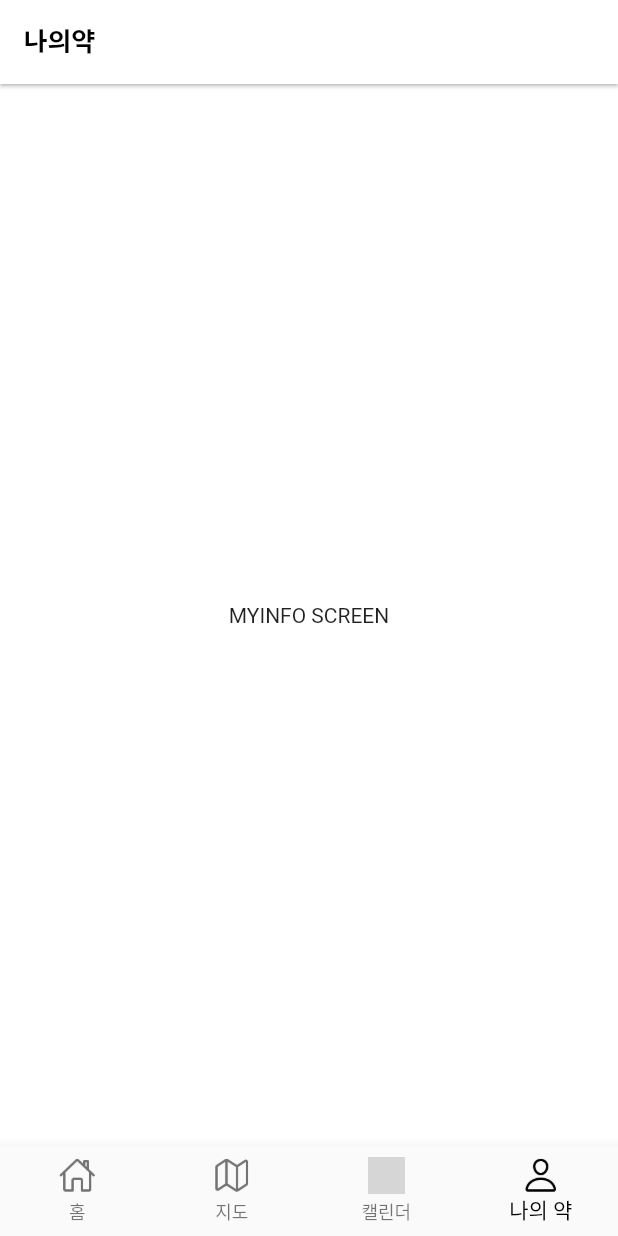
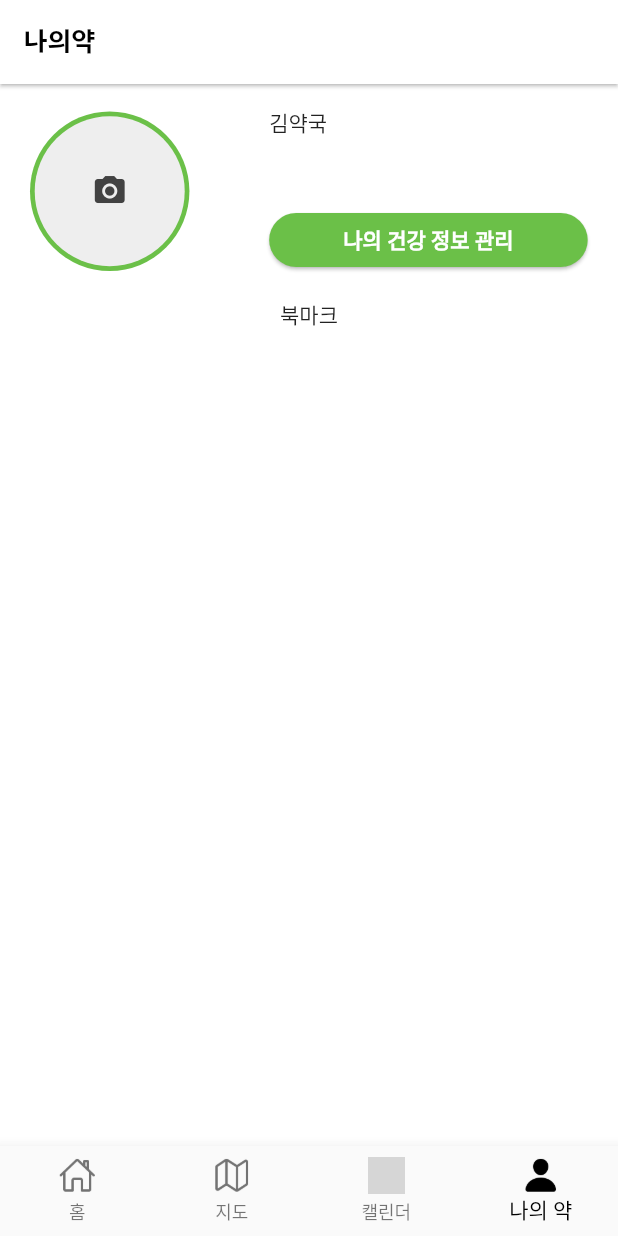
Before and after one commit to Dongguk-Univ-Drugs/pillology, a Flutter app: the screen it shows after launch, item 4 of the bottom bar chosen, on a phone screen of 412 x 824 dp. Run offline on Flutter 3.47's test engine with Material 2 defaults, Android fonts, the phone set to English and light mode, and no system bars; our stand-ins replace camera, dotted_border, flutter_datetime_picker, flutter_switch, image_picker, table_calendar; missing offline and left inert: flutter_barcode_scanner, imagebutton; statements that could not run were skipped; grey boxes are pictures that could not be loaded.

Commit message:
personal info page

```diff
--- a/pill/lib/components/body/personal/personal_main.dart
+++ b/pill/lib/components/body/personal/personal_main.dart
@@ -0,0 +1,246 @@
+import 'dart:io';
+
+import 'package:flutter/material.dart';
+import 'package:image_picker/image_picker.dart';
+import 'package:pill/components/body/personal/personal_health_info.dart';
+import 'package:pill/utility/box_decoration.dart';
+import 'package:pill/utility/palette.dart';
+import 'package:pill/utility/textify.dart';
+
+class PersonalInfoPage extends StatefulWidget {
+  @override
+  _PersonalInfoPageState createState() => _PersonalInfoPageState();
+}
+
+class _PersonalInfoPageState extends State<PersonalInfoPage> {
+  File _image;
+  final picker = ImagePicker();
+
+  @override
+  void initState() {}
+
+  Future _imgFromCamera() async {
+    final pickedFile = await picker.getImage(source: ImageSource.camera);
+
+    setState(() {
+      if (pickedFile != null) {
+        _image = File(pickedFile.path);
+      }
+    });
+  }
+
+  Future _imgFromGallery() async {
+    final pickedFile = await picker.getImage(source: ImageSource.gallery);
+
+    setState(() {
+      if (pickedFile != null) {
+        _image = File(pickedFile.path);
+      }
+    });
+  }
+
+  @override
+  Widget build(BuildContext context) {
+    return Center(
+        child: Container(
+            padding: EdgeInsets.symmetric(vertical: 15.0, horizontal: 20.0),
+            child: Column(
+              children: [
+                Expanded(
+                  flex: 1,
+                  child: personalDetail(context),
+                ),
+                Expanded(
+                  flex: 5,
+                  child: bookmark(context),
+                ),
+              ],
+            )));
+  }
+
+  Row personalDetail(BuildContext context) {
+    return Row(
+      mainAxisAlignment: MainAxisAlignment.center,
+      crossAxisAlignment: CrossAxisAlignment.stretch,
+      children: [
+        Expanded(
+          flex: 2,
+          child: GestureDetector(
+            onTap: () {
+              showModalBottomSheet(
+                  context: context,
+                  builder: buildBottomSheet,
+                  backgroundColor: Color(0x00000000));
+            },
+            child: CircleAvatar(
+              radius: 55,
+              backgroundColor: colorThemeGreen,
+              child: _image != null
+                  ? ClipRRect(
+                      borderRadius: BorderRadius.circular(50),
+                      child: Image.file(
+                        _image,
+                        width: 100,
+                        height: 100,
+                        fit: BoxFit.fitHeight,
+                      ),
+                    )
+                  : Container(
+                      decoration: BoxDecoration(
+                          color: Colors.grey[200],
+                          borderRadius: BorderRadius.circular(50)),
+                      width: 100,
+                      height: 100,
+                      child: Icon(
+                        Icons.camera_alt,
+                        color: Colors.grey[800],
+                      ),
+                    ),
+            ),
+          ),
+        ),
+        Expanded(
+          flex: 1,
+          child: SizedBox(),
+        ),
+        Expanded(
+          flex: 4,
+          child: Column(
+            mainAxisAlignment: MainAxisAlignment.spaceBetween,
+            crossAxisAlignment: CrossAxisAlignment.start,
+            children: [
+              Text("김약국"),
+              TextButton(
+                onPressed: () => Navigator.of(context).push(MaterialPageRoute(
+                    builder: (context) => PersonalHealthInfoPage())),
+                child: Text("나의 건강 정보 관리",
+                    style: TextStyle(
+                        fontWeight: FontWeight.bold, color: Colors.white)),
+                style: TextButton.styleFrom(
+                    padding: EdgeInsets.symmetric(
+                        vertical: MediaQuery.of(context).size.height * 0.008,
+                        horizontal: MediaQuery.of(context).size.height * 0.06),
+                    shape: RoundedRectangleBorder(
+                        borderRadius: BorderRadius.circular(20),
+                        side: BorderSide(color: Colors.transparent)),
+                    backgroundColor: colorThemeGreen,
+                    elevation: 1.0),
+              )
+            ],
+          ),
+        )
+      ],
+    );
+  }
+
+  Container bookmark(BuildContext context) {
+    return Container(
+        padding: EdgeInsets.symmetric(vertical: 15.0, horizontal: 20.0),
+        child: Column(
+          children: [Expanded(child: Text("북마크"))],
+        ));
+  }
+
+  Widget buildBottomSheet(BuildContext context) {
+    return Container(
+        padding: EdgeInsets.all(20.0),
+        decoration: BoxDecoration(
+            color: Colors.white,
+            borderRadius: BorderRadius.only(
+                topLeft: const Radius.circular(20),
+                topRight: const Radius.circular(20))),
+        child: Column(
+          children: [
+            blankBox(flex: 1),
+            Expanded(
+              flex: 4,
+              child: Row(
+                mainAxisAlignment: MainAxisAlignment.spaceBetween,
+                children: [
+                  Expanded(
+                      flex: 4,
+                      child: TextButton(
+                        onPressed: () {
+                          _imgFromCamera();
+                          Navigator.of(context).pop();
+                        },
+                        style: ElevatedButton.styleFrom(
+                          primary: Colors.white,
+                          onPrimary: colorThemeGreen,
+                          padding: EdgeInsets.symmetric(
+                              vertical: MediaQuery.of(context).size.width * 0.1,
+                              horizontal:
+                                  MediaQuery.of(context).size.width * 0.08),
+                          shape: RoundedRectangleBorder(
+                              borderRadius: BorderRadius.circular(20),
+                              side: BorderSide(color: Colors.black12)),
+                        ),
+                        child: Column(
+                          mainAxisAlignment: MainAxisAlignment.spaceEvenly,
+                          children: [
+                            Expanded(
+                                flex: 7,
+                                child: Image(
+                                    image: AssetImage(
+                                        'assets/icons/camera-outline.png'))),
+                            blankBox(flex: 1),
+                            Expanded(
+                                flex: 2,
+                                child: makeSemiTitle(
+                                    title: '새로 사진 찍기',
+                                    size: MediaQuery.of(context).size.width *
+                                        0.04))
+                          ],
+                        ),
+                      )),
+                  blankBox(flex: 1),
+                  Expanded(
+                      flex: 4,
+                      child: TextButton(
+                        onPressed: () {
+                          _imgFromGallery();
+                          Navigator.of(context).pop();
+                        },
+                        style: ElevatedButton.styleFrom(
+                            primary: Colors.white,
+                            onPrimary: colorThemeGreen,
+                            padding: EdgeInsets.symmetric(
+                                vertical:
+                                    MediaQuery.of(context).size.width * 0.1,
+                                horizontal:
+                                    MediaQuery.of(context).size.width * 0.08),
+                            shape: RoundedRectangleBorder(
+                                borderRadius: BorderRadius.circular(20),
+                                side: BorderSide(color: Colors.black12))),
+                        child: Column(
+                          mainAxisAlignment: MainAxisAlignment.spaceEvenly,
+                          children: [
+                            Expanded(
+                                flex: 7,
+                                child: Image(
+                                    image: AssetImage(
+                                        'assets/icons/images-outline.png'))),
+                            blankBox(flex: 1),
+                            Expanded(
+                                flex: 2,
+                                child: makeSemiTitle(
+                                    title: '사진 선택하기',
+                                    size: MediaQuery.of(context).size.width *
+                                        0.04))
+                          ],
+                        ),
+                      )),
+                ],
+              ),
+            ),
+            blankBox(flex: 1),
+            Expanded(
+                flex: 2,
+                child: makeBoldTitle(
+                    title: "사진을 등록할 방법을 선택해주세요.",
+                    color: Colors.black87,
+                    size: 16.0))
+          ],
+        ));
+  }
+}
--- a/pill/lib/main.dart
+++ b/pill/lib/main.dart
@@ -38,7 +38,7 @@ class _AppState extends State<App> {
     },
     {"pageIndex": 1, "title": "지도", "screen": Text("MAP SCREEN")},
     {"pageIndex": 2, "title": "캘린더", "screen": CalendarPage()},
-    {"pageIndex": 3, "title": "나의약", "screen": Text("MYINFO SCREEN")}
+    {"pageIndex": 3, "title": "나의약", "screen": PersonalInfoPage()}
   ];
 
   changePage(int index) {
@@ -98,10 +98,10 @@ class _AppState extends State<App> {
                           size: 25)),
                   BottomNavigationBarItem(
                       label: "나의 약",
-                      icon: ImageIcon(AssetImage('assets/icons/person.png'),
+                      icon: ImageIcon(AssetImage('assets/icons/person-outline.png'),
                           size: 25),
                       activeIcon: ImageIcon(
-                          AssetImage('assets/icons/person-outline.png'),
+                          AssetImage('assets/icons/person.png'),
                           size: 25))
                 ],
               ),
```
Also changed, not shown: pill/lib/components/body/personal/personal_health_info.dart (added, +18 -0 lines), pill/pubspec.lock (deleted), 2 other files.
